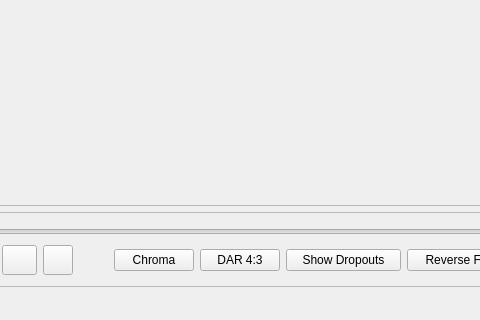
Old version of the form tools/ld-analyse/mainwindow.ui in the repository happycube/ld-decode; both pictures show x 416 to 896 and y 401 to 721 of the 991 by 721 pixel window.
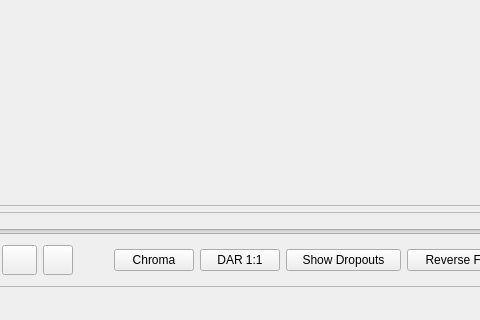
New version of the form. Icons and pictures are not drawn.

Commit message: Fix aspect setting in ld-analyse after merge

Diff of the .ui file:
```diff
--- a/tools/ld-analyse/mainwindow.ui
+++ b/tools/ld-analyse/mainwindow.ui
@@ -383,7 +383,7 @@
            <item>
             <widget class="QPushButton" name="aspectPushButton">
              <property name="text">
-              <string>DAR 4:3</string>
+              <string>DAR 1:1</string>
              </property>
             </widget>
            </item>
```
Left out of the diff: 4 changed lines with no effect on the pictures. The commit also changes 2 other files.
